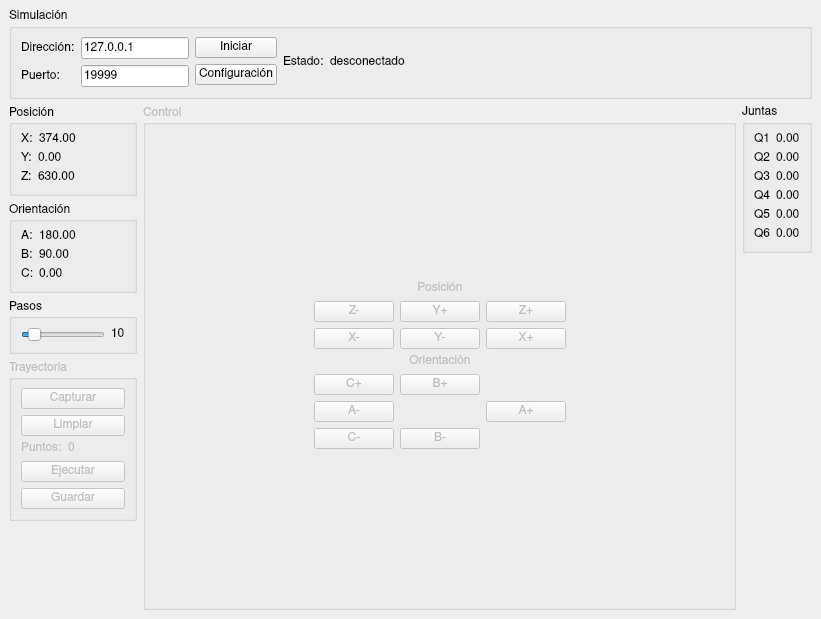
GabiAndi/UNER_Robotica, file ui_mainwindowabbpanel.ui: the form before one commit.
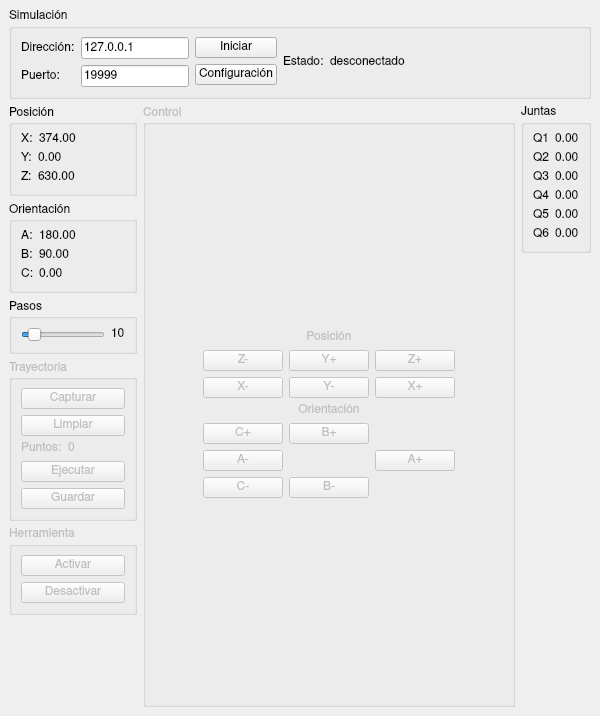
The form after the commit.

```diff
--- a/ui_mainwindowabbpanel.ui
+++ b/ui_mainwindowabbpanel.ui
@@ -6,14 +6,14 @@
    <rect>
     <x>0</x>
     <y>0</y>
-    <width>821</width>
-    <height>619</height>
+    <width>600</width>
+    <height>716</height>
    </rect>
   </property>
   <property name="minimumSize">
    <size>
     <width>600</width>
-    <height>460</height>
+    <height>716</height>
    </size>
   </property>
   <property name="font">
@@ -415,6 +415,32 @@
           </layout>
          </widget>
         </item>
+        <item>
+         <widget class="QGroupBox" name="groupBoxABBHerramienta">
+          <property name="enabled">
+           <bool>false</bool>
+          </property>
+          <property name="title">
+           <string>Herramienta</string>
+          </property>
+          <layout class="QVBoxLayout" name="verticalLayout_12">
+           <item>
+            <widget class="QPushButton" name="pushButtonABBActivarHerramienta">
+             <property name="text">
+              <string>Activar</string>
+             </property>
+            </widget>
+           </item>
+           <item>
+            <widget class="QPushButton" name="pushButtonABBDesactivarHerramienta">
+             <property name="text">
+              <string>Desactivar</string>
+             </property>
+            </widget>
+           </item>
+          </layout>
+         </widget>
+        </item>
         <item>
          <spacer name="verticalSpacer">
           <property name="orientation">
```
Left out of the diff: 2 changed lines with no effect on the pictures.
